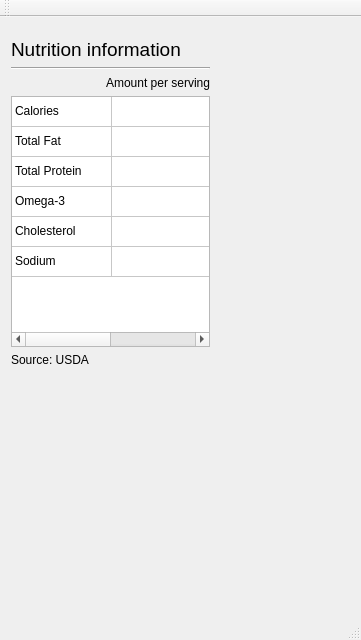
fedor4ever/oss-FCL-interim-contrib-QtExamples, file Seafood/mainwindow.ui: the form before one commit.
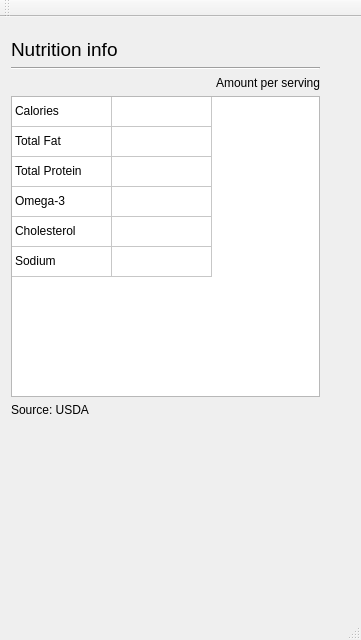
The form after the commit.

Commit message: fix the table layout looks presentable

Diff of the .ui file:
```diff
--- a/Seafood/mainwindow.ui
+++ b/Seafood/mainwindow.ui
@@ -19,8 +19,8 @@
      <rect>
       <x>0</x>
       <y>10</y>
-      <width>221</width>
-      <height>351</height>
+      <width>331</width>
+      <height>401</height>
      </rect>
     </property>
     <layout class="QVBoxLayout" name="verticalLayout">
@@ -32,7 +32,7 @@
         </font>
        </property>
        <property name="text">
-        <string>Nutrition information</string>
+        <string>Nutrition info</string>
        </property>
       </widget>
      </item>
```
Left out of the diff: 2 changed lines with no effect on the pictures. The commit also changes 4 other files.
